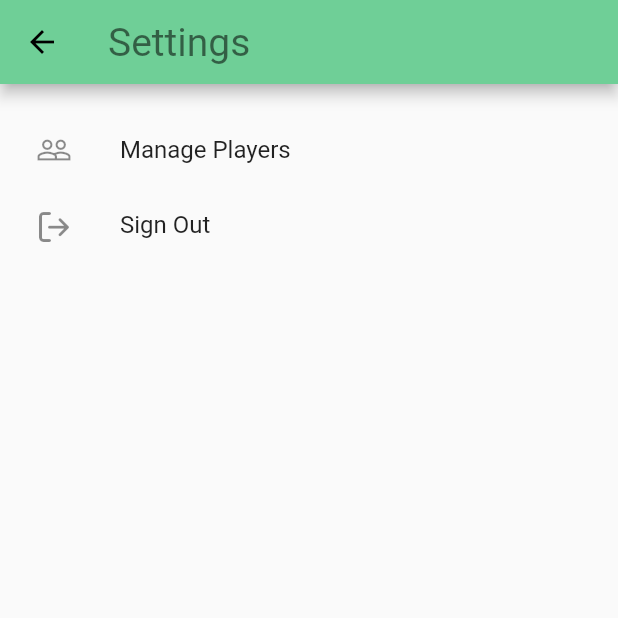
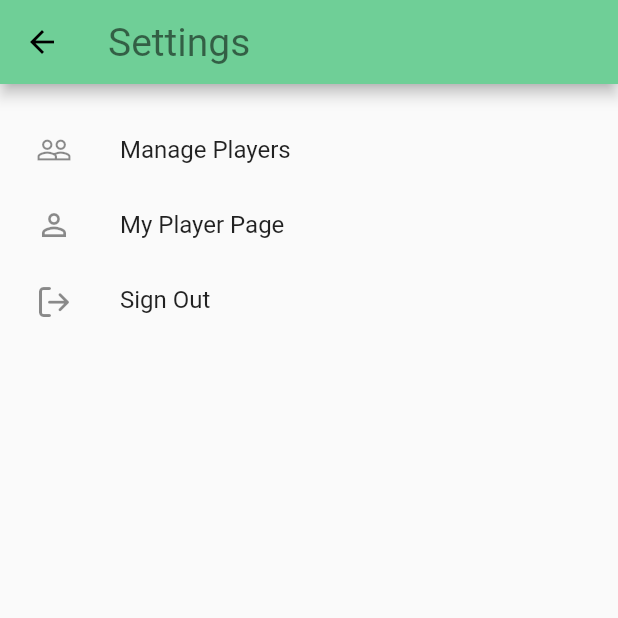
Before and after one commit to Master-Owl/game_log, a Flutter app: the SettingsPage screen opened by its route, on a phone screen of 412 x 824 dp, the top half of it. Run offline on Flutter 3.47's test engine with Material 2 defaults, Android fonts, the phone set to English and light mode, and no system bars; our stand-ins replace auto_size_text, cloud_firestore, firebase_auth, flutter_colorpicker; missing offline and left inert: flutter_duration_picker; accounts and stored records are empty; Roboto replaces fonts that are missing (Robotto).

Commit message:
Created ability to edit one's own player profile

```diff
--- a/lib/data/globals.dart
+++ b/lib/data/globals.dart
@@ -39,9 +39,10 @@ Animation<Offset> slideAnimation(AnimationController animController, SlideDirect
     end: Offset.zero).animate(CurvedAnimation(curve: Curves.ease, parent: animController));
 }
 
+/// The current user will always be at position 0 in this list
+List<Player> globalPlayerList = [];
 List<Game> globalGameList = [];
 List<GamePlay> globalGameplayList = [];
-List<Player> globalPlayerList = [];
 
 Future<List<Player>> getPlayersFromRefs(List<DocumentReference> pRefs) async {
   List<Player> players = [];
--- a/lib/main.dart
+++ b/lib/main.dart
@@ -83,7 +83,7 @@ class MyApp extends StatelessWidget {
           case '/home': return MaterialPageRoute(builder: (context) => MainAppRoutes());
           case '/edit-log-page': return MaterialPageRoute<GamePlay>(builder: (context) => EditLogPage(gameplay: args['gameplay']));
           case '/edit-game-page': return MaterialPageRoute<Game>(builder: (context) => EditGamePage(game: args['game']));
-          case '/edit-player-page': return SlideRouteTransition<Player>(direction: SlideDirection.Left, widget: EditPlayerPage(player: args['player']));
+          case '/edit-player-page': return SlideRouteTransition<Player>(direction: SlideDirection.Left, widget: EditPlayerPage(player: args['player'], isUser: args['isUser'],));
           case '/view-log-page': return SlideRouteTransition<GamePlay>(direction: SlideDirection.Left, widget: ViewLogPage(gameplay: args['gameplay']));
           case '/players-page': return SlideRouteTransition(direction: SlideDirection.Left, widget: PlayersPage());
           case '/settings-page': return MaterialPageRoute(builder: (context) => SettingsPage());
--- a/lib/screens/other/home-page.dart
+++ b/lib/screens/other/home-page.dart
@@ -73,7 +73,7 @@ class _HomePageState extends State<HomePage> with TickerProviderStateMixin {
 
   void _addPlayer() {
     Navigator.pushNamed(context, '/edit-player-page',
-        arguments: {'player': null});
+        arguments: {'player': null, 'isUser': false});
   }
 
   void _goToSettings() {
--- a/lib/screens/other/settings-page.dart
+++ b/lib/screens/other/settings-page.dart
@@ -7,6 +7,7 @@ class SettingsPage extends StatelessWidget{
   SettingsPage({Key key}) : super(key: key);
 
   Widget build(BuildContext context) {
+    EdgeInsets tilePadding = EdgeInsets.only(left: lrPadding*1.5);
     return Scaffold(
         appBar: AppBar(
           title: Text('Settings', style: Theme.of(context).textTheme.title),
@@ -18,13 +19,19 @@ class SettingsPage extends StatelessWidget{
               shrinkWrap: true,
               children: [
                 ListTile(
-                  contentPadding: EdgeInsets.only(left: lrPadding*1.5),
+                  contentPadding: tilePadding,
                   onTap: () => Navigator.pushNamed(context, '/players-page'),
                   title: Text('Manage Players'),
                   leading: Icon(Icons.people_outline),
                 ),
                 ListTile(
-                  contentPadding: EdgeInsets.only(left: lrPadding*1.5),
+                  contentPadding: tilePadding,
+                  onTap: () => Navigator.pushNamed(context, '/edit-player-page', arguments: { 'player': globalPlayerList[0], 'isUser': true }),
+                  title: Text('My Player Page'),
+                  leading: Icon(Icons.person_outline),
+                ),
+                ListTile(
+                  contentPadding: tilePadding,
                   onTap: () => _signUserOut(context),
                   title: Text('Sign Out'),
                   leading: Icon(logoutIcon),
--- a/lib/screens/players/edit-player-page.dart
+++ b/lib/screens/players/edit-player-page.dart
@@ -5,36 +5,40 @@ import 'package:game_log/data/globals.dart';
 import 'package:game_log/widgets/app-text-field.dart';
 import 'package:flutter_colorpicker/block_picker.dart';
 import 'package:cloud_firestore/cloud_firestore.dart';
+import 'package:firebase_auth/firebase_auth.dart';
 import 'package:game_log/utils/helper-funcs.dart';
 import 'package:game_log/data/user.dart';
 
 class EditPlayerPage extends StatefulWidget {
-  EditPlayerPage({Key key, this.player}) : super(key: key);
+  EditPlayerPage({Key key, this.player, this.isUser = false}) : super(key: key);
 
   final Player player;
+  final bool isUser;
 
-  _EditPlayerPageState createState() => _EditPlayerPageState(player);
+  _EditPlayerPageState createState() => _EditPlayerPageState(player, isUser);
 }
 
 class _EditPlayerPageState extends State<EditPlayerPage> {
-  _EditPlayerPageState(this.player);
+  _EditPlayerPageState(this.player, this.isUser);
 
   Player player;
   String name = '';
   Color color;
+  bool isUser;
   bool newPlayer;
   String appBarTitle;
 
   @override
   void initState() {
     newPlayer = player == null;
+    if (isUser == null) isUser = false;
 
     if (newPlayer) {
       player = Player(name: 'Anonymous', color: Colors.black12);
-    } else {
-      name = player.name == null ? '' : player.name;
-      color = player.color == null ? Colors.black : player.color;
     }
+
+    name = player.name == null ? '' : player.name;
+    color = player.color == null ? defaultGray : player.color;
 
     appBarTitle = newPlayer ? 'Create New Player' : 'Edit Player';
     super.initState();
@@ -53,11 +57,22 @@ class _EditPlayerPageState extends State<EditPlayerPage> {
                   player.name = name == '' ? 'Anonymous' : name;
                   player.color = color;
                   // TODO: find a way to handle anonymous player entries in db
-                  if (player.name != 'Anonymous') {
+                  if (player.name != 'Anonymous' && !isUser) {
                     int pIdx = globalPlayerList.indexOf(player);
                     player = await updatePlayerDB(player);
                     globalPlayerList.removeAt(pIdx);
                     globalPlayerList.add(player);
+                  } else if (isUser) {
+                    await CurrentUser.ref.updateData({
+                      'name': player.name,
+                      'color': player.color.value
+                    });
+
+                    UserUpdateInfo uui = UserUpdateInfo();
+                    uui.displayName = player.name;
+                    CurrentUser.auth.updateProfile(uui);
+
+                    globalPlayerList[0] = player;
                   }
 
                   Navigator.pop(context, player);
--- a/lib/screens/players/players-page.dart
+++ b/lib/screens/players/players-page.dart
@@ -15,11 +15,6 @@ class _PlayersPageState extends State<PlayersPage> {
   @override
   void initState() {
     super.initState();
-    if (globalPlayerList.length == 0) {
-      globalPlayerList.add(Player(color: Colors.lightBlue,
-        dbRef: CurrentUser.ref,
-        name: CurrentUser.auth.displayName));
-    }
     players = globalPlayerList;
   }
 
@@ -45,6 +40,7 @@ class _PlayersPageState extends State<PlayersPage> {
     List<Widget> tiles = [];
 
     for (Player p in players) {
+      if (p.dbRef == CurrentUser.ref) continue;
       tiles.add(ListTile(
         contentPadding: EdgeInsets.only(left:lrPadding*1.5),
         leading: Icon(Icons.person, color: p.color),
```
Also changed, not shown: lib/data/user.dart (+57 -1 lines), lib/routes.dart (+0 -24 lines), lib/screens/logs/edit-log-page/player-list.dart (+15 -0 lines).
